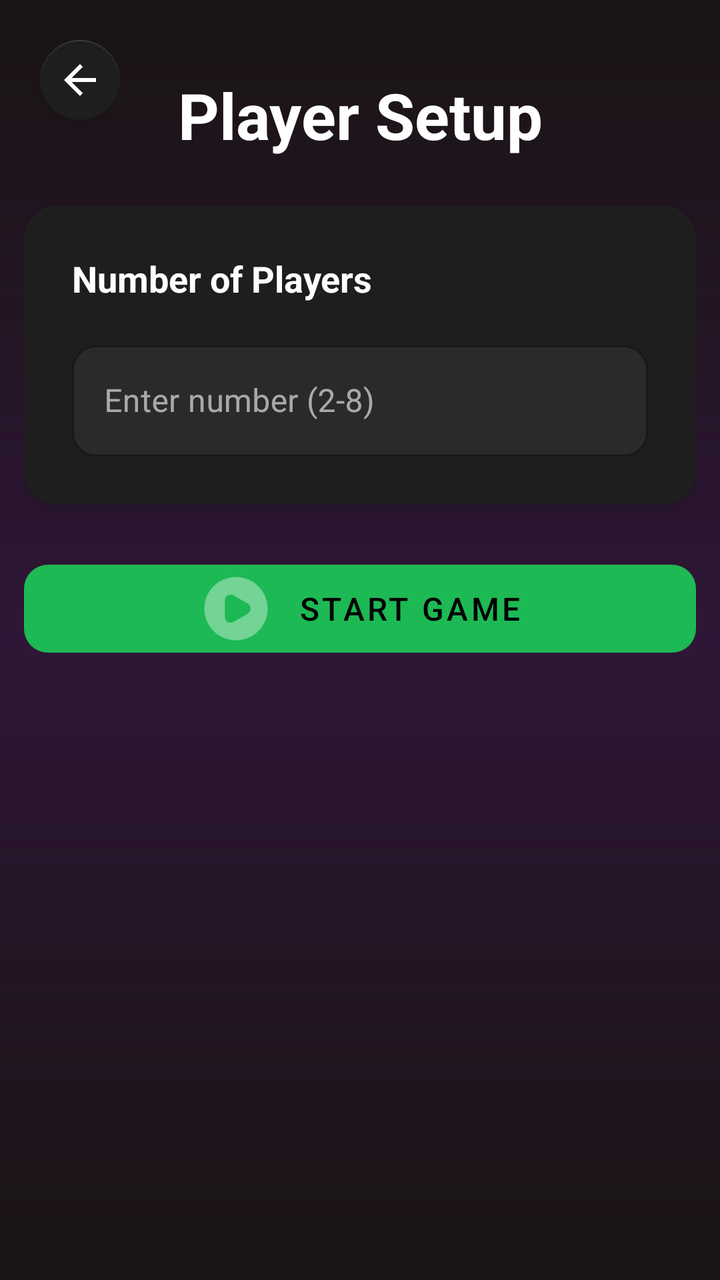
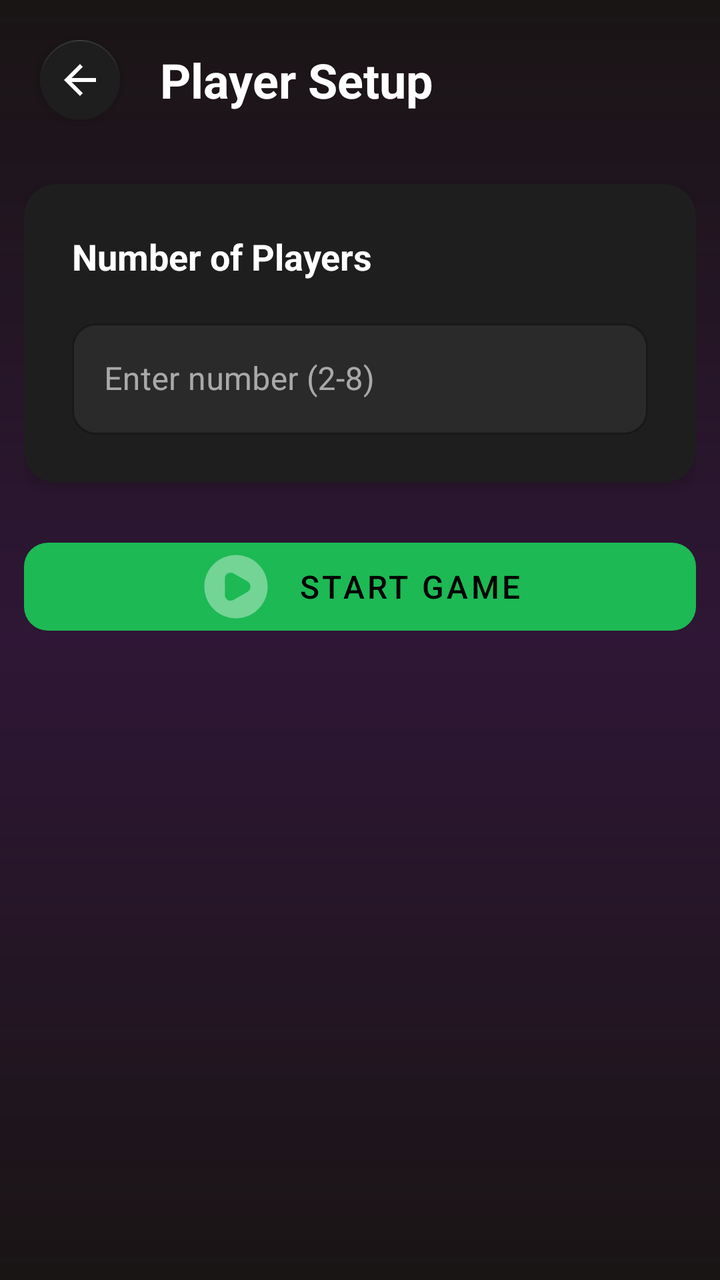

The first picture is an Android layout as it rendered before a commit; the second is the same layout after the commit. The layout source and the unified diff follow.
<!-- AndroidManifest.xml: application theme Theme.Musick -->
<!-- res/layout/activity_player_setup.xml -->
<?xml version="1.0" encoding="utf-8"?>
<androidx.constraintlayout.widget.ConstraintLayout
    xmlns:android="http://schemas.android.com/apk/res/android"
    xmlns:app="http://schemas.android.com/apk/res-auto"
    xmlns:tools="http://schemas.android.com/tools"
    android:layout_width="match_parent"
    android:layout_height="match_parent"
    android:background="@drawable/gradient_3"
    android:fitsSystemWindows="true"
    tools:context=".PlayerSetupActivity">

    
    <com.google.android.material.floatingactionbutton.FloatingActionButton
        android:id="@+id/backButton"
        android:layout_width="wrap_content"
        android:layout_height="wrap_content"
        android:layout_margin="16dp"
        android:contentDescription="Back"
        android:src="@drawable/ic_arrow_back"
        app:backgroundTint="@color/surface"
        app:tint="@color/text_primary"
        app:fabSize="mini"
        app:elevation="4dp"
        app:layout_constraintTop_toTopOf="parent"
        app:layout_constraintStart_toStartOf="parent" />

    
    <androidx.core.widget.NestedScrollView
        android:id="@+id/scrollView"
        android:layout_width="match_parent"
        android:layout_height="0dp"
        android:fillViewport="true"
        app:layout_constraintTop_toTopOf="parent"
        app:layout_constraintBottom_toBottomOf="parent"
        app:layout_constraintStart_toStartOf="parent"
        app:layout_constraintEnd_toEndOf="parent">

        <androidx.constraintlayout.widget.ConstraintLayout
            android:layout_width="match_parent"
            android:layout_height="wrap_content"
            android:padding="12dp"
            android:minHeight="200dp">

            
            <androidx.constraintlayout.widget.ConstraintLayout
                android:layout_width="0dp"
                android:layout_height="wrap_content"
                android:maxWidth="600dp"
                app:layout_constraintTop_toTopOf="parent"
                app:layout_constraintBottom_toBottomOf="parent"
                app:layout_constraintStart_toStartOf="parent"
                app:layout_constraintEnd_toEndOf="parent"
                app:layout_constraintVertical_bias="0.0">

                
                <TextView
                    android:id="@+id/setupTitleTextView"
                    android:layout_width="wrap_content"
                    android:layout_height="wrap_content"
                    android:text="Player Setup"
                    android:textColor="@color/spotify_white"
                    android:textSize="32sp"
                    android:textStyle="bold"
                    android:layout_marginTop="24dp"
                    app:layout_constraintTop_toTopOf="parent"
                    app:layout_constraintStart_toStartOf="parent"
                    app:layout_constraintEnd_toEndOf="parent" />

                
                <com.google.android.material.card.MaterialCardView
                    android:id="@+id/playerCountCard"
                    android:layout_width="0dp"
                    android:layout_height="wrap_content"
                    android:layout_marginTop="24dp"
                    app:cardCornerRadius="16dp"
                    app:cardElevation="4dp"
                    app:cardBackgroundColor="@color/surface"
                    app:layout_constraintTop_toBottomOf="@id/setupTitleTextView"
                    app:layout_constraintStart_toStartOf="parent"
                    app:layout_constraintEnd_toEndOf="parent">

                    <LinearLayout
                        android:layout_width="match_parent"
                        android:layout_height="wrap_content"
                        android:orientation="vertical"
                        android:padding="24dp">

                        <TextView
                            android:layout_width="wrap_content"
                            android:layout_height="wrap_content"
                            android:text="Number of Players"
                            android:textColor="@color/text_primary"
                            android:textSize="18sp"
                            android:textStyle="bold"
                            android:layout_marginBottom="16dp" />

                        <com.google.android.material.textfield.TextInputLayout
                            android:id="@+id/playerCountInputLayout"
                            style="@style/Widget.MaterialComponents.TextInputLayout.OutlinedBox"
                            android:layout_width="match_parent"
                            android:layout_height="wrap_content"
                            android:hint="Enter number (2-8)"
                            app:boxBackgroundColor="@color/surface_variant"
                            app:boxStrokeColor="@color/spotify_green"
                            app:hintTextColor="@color/text_secondary"
                            app:boxCornerRadiusTopStart="12dp"
                            app:boxCornerRadiusTopEnd="12dp"
                            app:boxCornerRadiusBottomStart="12dp"
                            app:boxCornerRadiusBottomEnd="12dp">

                            <com.google.android.material.textfield.TextInputEditText
                                android:id="@+id/playerCountInput"
                                android:layout_width="match_parent"
                                android:layout_height="wrap_content"
                                android:inputType="number"
                                android:imeOptions="actionNext"
                                android:textColor="@color/text_primary"
                                android:textSize="16sp" />

                        </com.google.android.material.textfield.TextInputLayout>

                    </LinearLayout>

                </com.google.android.material.card.MaterialCardView>

                
                <com.google.android.material.card.MaterialCardView
                    android:id="@+id/playerNamesCard"
                    android:layout_width="0dp"
                    android:layout_height="wrap_content"
                    android:layout_marginTop="24dp"
                    android:visibility="gone"
                    app:cardCornerRadius="16dp"
                    app:cardElevation="4dp"
                    app:cardBackgroundColor="@color/surface"
                    app:layout_constraintTop_toBottomOf="@id/playerCountCard"
                    app:layout_constraintStart_toStartOf="parent"
                    app:layout_constraintEnd_toEndOf="parent">

                    <LinearLayout
                        android:layout_width="match_parent"
                        android:layout_height="wrap_content"
                        android:orientation="vertical"
                        android:padding="24dp">

                        <TextView
                            android:layout_width="wrap_content"
                            android:layout_height="wrap_content"
                            android:text="Player Names"
                            android:textColor="@color/text_primary"
                            android:textSize="18sp"
                            android:textStyle="bold"
                            android:layout_marginBottom="16dp" />

                        <LinearLayout
                            android:id="@+id/playerNamesLayout"
                            android:layout_width="match_parent"
                            android:layout_height="wrap_content"
                            android:orientation="vertical" />

                    </LinearLayout>

                </com.google.android.material.card.MaterialCardView>

                
                <com.google.android.material.button.MaterialButton
                    android:id="@+id/startGameButton"
                    android:layout_width="match_parent"
                    android:layout_height="56dp"
                    android:layout_marginTop="24dp"
                    android:layout_marginBottom="32dp"
                    android:text="Start Game"
                    android:textColor="@color/text_on_primary"
                    android:textSize="16sp"
                    android:enabled="false"
                    app:backgroundTint="@color/spotify_green"
                    app:cornerRadius="12dp"
                    app:icon="@drawable/play"
                    app:iconGravity="textStart"
                    app:iconPadding="12dp"
                    app:iconSize="38dp"
                    app:layout_constraintTop_toBottomOf="@id/playerNamesCard"
                    app:layout_constraintStart_toStartOf="parent"
                    app:layout_constraintEnd_toEndOf="parent"
                    app:layout_constraintBottom_toBottomOf="parent" />

            </androidx.constraintlayout.widget.ConstraintLayout>

        </androidx.constraintlayout.widget.ConstraintLayout>

    </androidx.core.widget.NestedScrollView>

</androidx.constraintlayout.widget.ConstraintLayout>
<!-- resources referenced by this layout -->
<resources>
  <color name="spotify_green">#1DB954</color>
  <color name="spotify_white">#FFFFFF</color>
  <color name="surface">#1E1E1E</color>
  <color name="surface_variant">#2A2A2A</color>
  <color name="text_on_primary">#000000</color>
  <color name="text_primary">#FFFFFF</color>
  <color name="text_secondary">#B3B3B3</color>
  <!-- drawable gradient_3 (drawable) -->
  <?xml version="1.0" encoding="utf-8"?>
  <shape xmlns:android="http://schemas.android.com/apk/res/android">
      <gradient
          android:startColor="#191414"
          android:centerColor="#34821DB9"
          android:endColor="#191414"
          android:angle="90"/>
  </shape>
  <!-- drawable ic_arrow_back (drawable) -->
  <vector xmlns:android="http://schemas.android.com/apk/res/android"
      android:width="24dp"
      android:height="24dp"
      android:viewportWidth="24"
      android:viewportHeight="24"
      android:tint="?attr/colorOnSurface">
      <path
          android:fillColor="@android:color/white"
          android:pathData="M20,11H7.83l5.59,-5.59L12,4l-8,8 8,8 1.41,-1.41L7.83,13H20v-2z"/>
  </vector>
  <!-- drawable play (drawable) -->
  <vector xmlns:android="http://schemas.android.com/apk/res/android" android:autoMirrored="true" android:height="200dp" android:viewportHeight="24" android:viewportWidth="24" android:width="200dp">
        
      <path android:fillColor="@color/spotify_green" android:fillType="evenOdd" android:pathData="M2,12C2,6.477 6.477,2 12,2C17.523,2 22,6.477 22,12C22,17.523 17.523,22 12,22C6.477,22 2,17.523 2,12ZM15.596,10.332C16.887,11.069 16.887,12.931 15.596,13.668L11.154,16.207C9.972,16.882 8.5,16.029 8.5,14.667L8.5,9.333C8.5,7.971 9.972,7.118 11.154,7.793L15.596,10.332Z"/>
      
  </vector>
  <style name="Theme.Musick" parent="Theme.MaterialComponents.DayNight.NoActionBar">
          
          <item name="colorPrimary">@color/spotify_green</item>
          <item name="colorPrimaryVariant">@color/spotify_green</item>
          <item name="colorOnPrimary">@color/white</item>
          <item name="colorSecondary">@color/spotify_green</item>
          <item name="colorSecondaryVariant">@color/spotify_green</item>
          <item name="colorOnSecondary">@color/white</item>
  
          
          <item name="android:colorBackground">@color/spotify_black</item>
          <item name="colorOnBackground">@color/white</item>
          <item name="colorSurface">@color/spotify_dark_gray</item>
          <item name="colorOnSurface">@color/white</item>
  
          
          <item name="colorError">@color/red</item>
          <item name="colorOnError">@color/white</item>
      </style>
  <color name="white">#FFFFFF</color>
  <color name="spotify_black">#191414</color>
  <color name="spotify_dark_gray">#121212</color>
  <color name="red">#EF4444</color>
</resources>

<!-- the commit's change to res/layout/activity_player_setup.xml (unified diff, before → after) -->
@@ -10,21 +10,6 @@
     tools:context=".PlayerSetupActivity">
 
     
-    <com.google.android.material.floatingactionbutton.FloatingActionButton
-        android:id="@+id/backButton"
-        android:layout_width="wrap_content"
-        android:layout_height="wrap_content"
-        android:layout_margin="16dp"
-        android:contentDescription="Back"
-        android:src="@drawable/ic_arrow_back"
-        app:backgroundTint="@color/surface"
-        app:tint="@color/text_primary"
-        app:fabSize="mini"
-        app:elevation="4dp"
-        app:layout_constraintTop_toTopOf="parent"
-        app:layout_constraintStart_toStartOf="parent" />
-
-    
     <androidx.core.widget.NestedScrollView
         android:id="@+id/scrollView"
         android:layout_width="match_parent"
@@ -38,44 +23,67 @@
         <androidx.constraintlayout.widget.ConstraintLayout
             android:layout_width="match_parent"
             android:layout_height="wrap_content"
-            android:padding="12dp"
             android:minHeight="200dp">
+
+            
+            <LinearLayout
+                android:id="@+id/header"
+                android:layout_width="match_parent"
+                android:layout_height="wrap_content"
+                android:orientation="horizontal"
+                android:gravity="center_vertical"
+                android:layout_marginBottom="18dp"
+                app:layout_constraintTop_toTopOf="parent"
+                app:layout_constraintStart_toStartOf="parent">
+
+                
+                <com.google.android.material.floatingactionbutton.FloatingActionButton
+                    android:id="@+id/backButton"
+                    android:layout_width="wrap_content"
+                    android:layout_height="wrap_content"
+                    android:layout_margin="16dp"
+                    android:contentDescription="Back"
+                    android:src="@drawable/ic_arrow_back"
+                    app:backgroundTint="@color/surface"
+                    app:tint="@color/text_primary"
+                    app:fabSize="mini"
+                    app:elevation="4dp"
+                    app:layout_constraintTop_toTopOf="parent"
+                    app:layout_constraintStart_toStartOf="parent" />
+
+                <TextView
+                    android:layout_width="0dp"
+                    android:layout_height="wrap_content"
+                    android:layout_weight="1"
+                    android:text="Player Setup"
+                    android:textColor="@color/white"
+                    android:textSize="24sp"
+                    android:textStyle="bold" />
+
+            </LinearLayout>
 
             
             <androidx.constraintlayout.widget.ConstraintLayout
                 android:layout_width="0dp"
                 android:layout_height="wrap_content"
                 android:maxWidth="600dp"
-                app:layout_constraintTop_toTopOf="parent"
-                app:layout_constraintBottom_toBottomOf="parent"
+                android:paddingLeft="12dp"
+                android:paddingRight="12dp"
+                app:layout_constraintTop_toBottomOf="@+id/header"
                 app:layout_constraintStart_toStartOf="parent"
                 app:layout_constraintEnd_toEndOf="parent"
                 app:layout_constraintVertical_bias="0.0">
 
                 
-                <TextView
-                    android:id="@+id/setupTitleTextView"
-                    android:layout_width="wrap_content"
-                    android:layout_height="wrap_content"
-                    android:text="Player Setup"
-                    android:textColor="@color/spotify_white"
-                    android:textSize="32sp"
-                    android:textStyle="bold"
-                    android:layout_marginTop="24dp"
-                    app:layout_constraintTop_toTopOf="parent"
-                    app:layout_constraintStart_toStartOf="parent"
-                    app:layout_constraintEnd_toEndOf="parent" />
-
-                
                 <com.google.android.material.card.MaterialCardView
                     android:id="@+id/playerCountCard"
                     android:layout_width="0dp"
                     android:layout_height="wrap_content"
-                    android:layout_marginTop="24dp"
+                    android:layout_marginTop="12dp"
                     app:cardCornerRadius="16dp"
                     app:cardElevation="4dp"
                     app:cardBackgroundColor="@color/surface"
-                    app:layout_constraintTop_toBottomOf="@id/setupTitleTextView"
+                    app:layout_constraintTop_toTopOf="parent"
                     app:layout_constraintStart_toStartOf="parent"
                     app:layout_constraintEnd_toEndOf="parent">
 
@@ -128,7 +136,7 @@
                     android:id="@+id/playerNamesCard"
                     android:layout_width="0dp"
                     android:layout_height="wrap_content"
-                    android:layout_marginTop="24dp"
+                    android:layout_marginTop="8dp"
                     android:visibility="gone"
                     app:cardCornerRadius="16dp"
                     app:cardElevation="4dp"
@@ -150,7 +158,7 @@
                             android:textColor="@color/text_primary"
                             android:textSize="18sp"
                             android:textStyle="bold"
-                            android:layout_marginBottom="16dp" />
+                            android:layout_marginBottom="8dp" />
 
                         <LinearLayout
                             android:id="@+id/playerNamesLayout"
<!-- resource entries referenced after the edit -->
@@ -1,7 +1,6 @@
 <!-- resources referenced by this layout -->
 <resources>
   <color name="spotify_green">#1DB954</color>
-  <color name="spotify_white">#FFFFFF</color>
   <color name="surface">#1E1E1E</color>
   <color name="surface_variant">#2A2A2A</color>
   <color name="text_on_primary">#000000</color>
